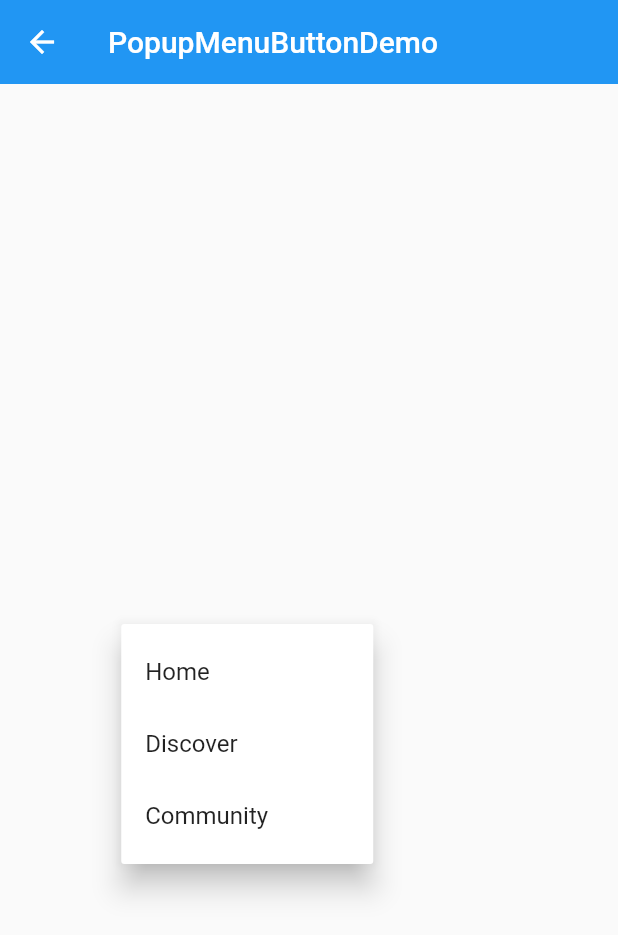
After one commit to YuDongZhang/flutter_app_learn, a Flutter app: the PopupMenuButtonDemo screen opened directly, after a tap on the "more vert" icon, on a phone screen of 412 x 824 dp. The commit adds this screen. Shown: the top 935 px of the screen. Run offline on Flutter 3.47's test engine with Material 2 defaults, Android fonts, the light colour scheme and no system bars.

Commit message:
PopupMenuButton：弹出式菜单按钮

```diff
--- a/lib/20-宁浩教程练习/demo/material_components.dart
+++ b/lib/20-宁浩教程练习/demo/material_components.dart
@@ -13,9 +13,9 @@ class MaterialComponents extends StatelessWidget {
       ),
       body: ListView(
         children: [
+          ListItem(title: 'PopupMenuButton', page: PopupMenuButton()),
           ListItem(title: 'Button', page: ButtonDemo()),
-          ListItem(
-              title: 'FloatingActionButton', page: FloatingActionButtonDemo()),
+          ListItem(title: 'FloatingActionButton', page: FloatingActionButtonDemo()),
         ],
       ),
     );
--- /dev/null
+++ b/lib/20-宁浩教程练习/demo/popup_menu_button_demo.dart
@@ -0,0 +1,56 @@
+import 'package:flutter/material.dart';
+
+class PopupMenuButtonDemo extends StatefulWidget {
+  @override
+  _PopupMenuButtonDemoState createState() => _PopupMenuButtonDemoState();
+}
+
+class _PopupMenuButtonDemoState extends State<PopupMenuButtonDemo> {
+  String _currentMenuItem = 'Home';
+
+  @override
+  Widget build(BuildContext context) {
+    return Scaffold(
+      appBar: AppBar(
+        title: Text('PopupMenuButtonDemo'),
+        elevation: 0.0,
+      ),
+      body: Container(
+        padding: EdgeInsets.all(16.0),
+        child: Column(
+          mainAxisAlignment: MainAxisAlignment.center,
+          children: <Widget>[
+            Row(
+              mainAxisAlignment: MainAxisAlignment.center,
+              children: <Widget>[
+                Text(_currentMenuItem),//text 显示的值 , 可以用直接看到的 , 你选择的值
+                PopupMenuButton(
+                  onSelected: (value) {//被选择的菜单项的值
+                    print(value);
+                    setState(() {
+                      _currentMenuItem = value;
+                    });
+                  },
+                  itemBuilder: (BuildContext context) => [//菜单里面的项目
+                    PopupMenuItem(
+                      value: 'Home',
+                      child: Text('Home'),
+                    ),
+                    PopupMenuItem(
+                      value: 'Discover',
+                      child: Text('Discover'),
+                    ),
+                    PopupMenuItem(
+                      value: 'Community',
+                      child: Text('Community'),
+                    ),
+                  ],
+                ),
+              ],
+            ),
+          ],
+        ),
+      )
+    );
+  }
+}
```
